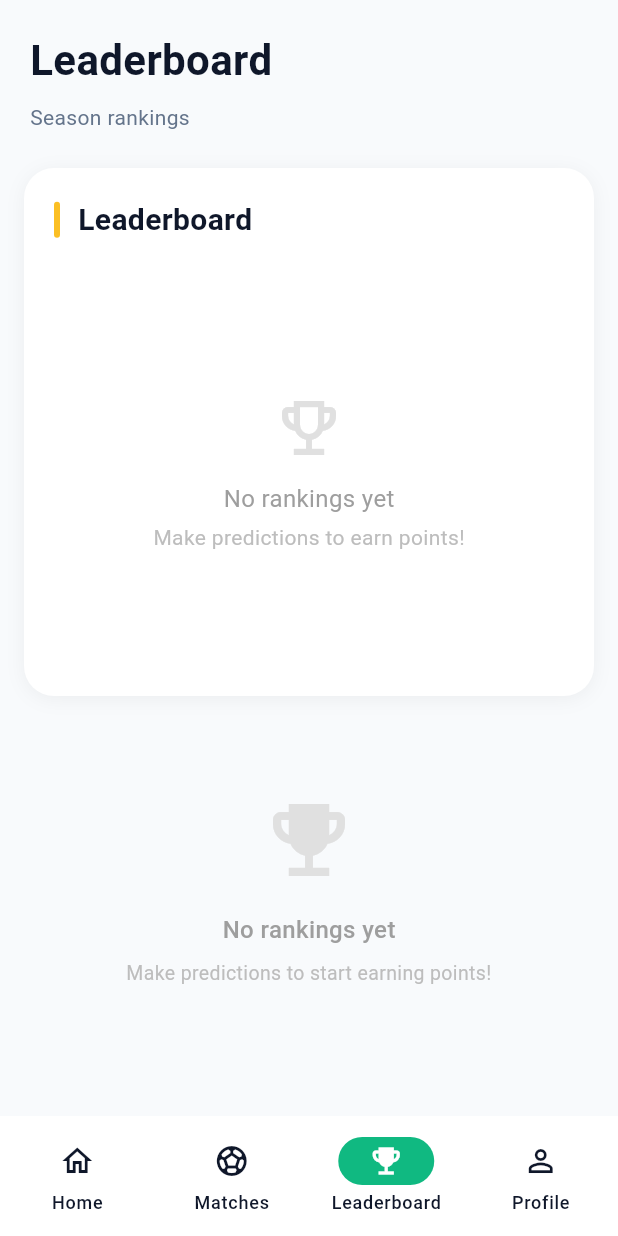
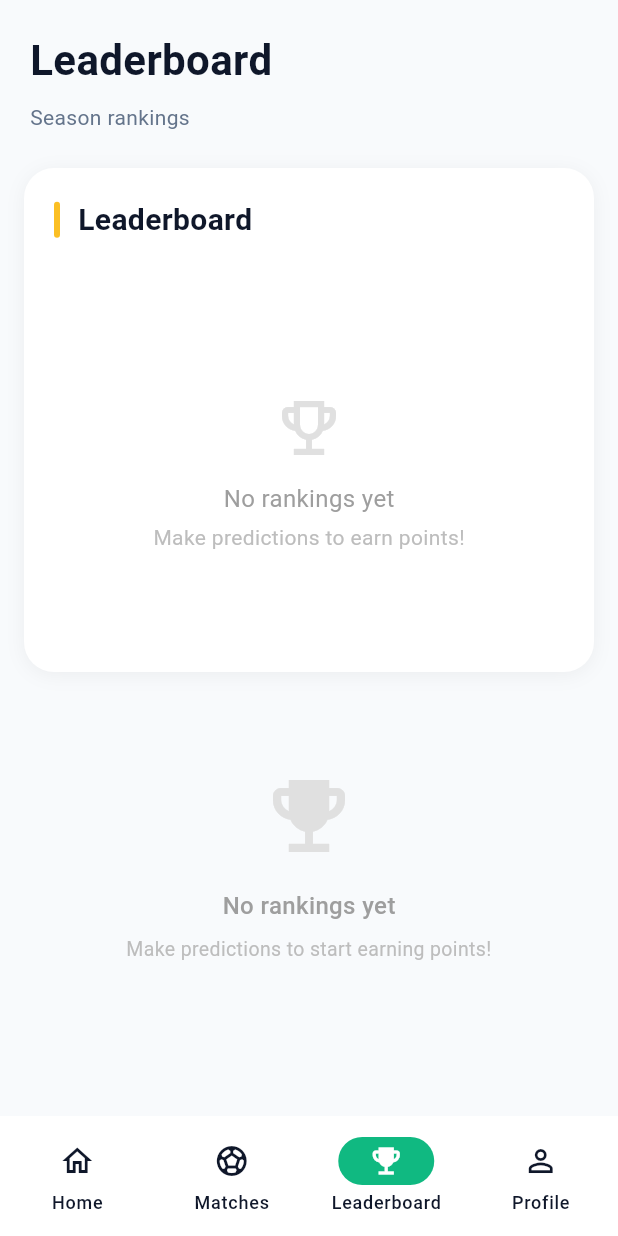
Before and after one commit to wajudev/fcpw-bookies, a Flutter app: the screen it shows once a user with an empty profile is signed in, item 3 of the bottom bar chosen, on a phone screen of 412 x 824 dp. Run offline on Flutter 3.47's test engine with Material 3 defaults, Android fonts, the phone set to English and light mode, and no system bars; our stand-ins replace connectivity_plus, flutter_dotenv, flutter_riverpod, supabase_flutter, table_calendar; accounts and stored records are empty.

Commit message:
update leaderboard widget on leaderboard

```diff
--- a/frontend/lib/widgets/leaderboard_widget.dart
+++ b/frontend/lib/widgets/leaderboard_widget.dart
@@ -90,9 +90,10 @@ class LeaderboardWidget extends StatelessWidget {
                 ),
               ),
             )
-          else
+          else ...[
             ...topUsers.take(5).map((user) => _buildUserRow(user)),
-          const SizedBox(height: 16),
+            const SizedBox(height: 16),
+          ],
         ],
       ),
     );
```
Also changed, not shown: frontend/lib/screens/auth/reset_password_screen.dart (+9 -1 lines).
